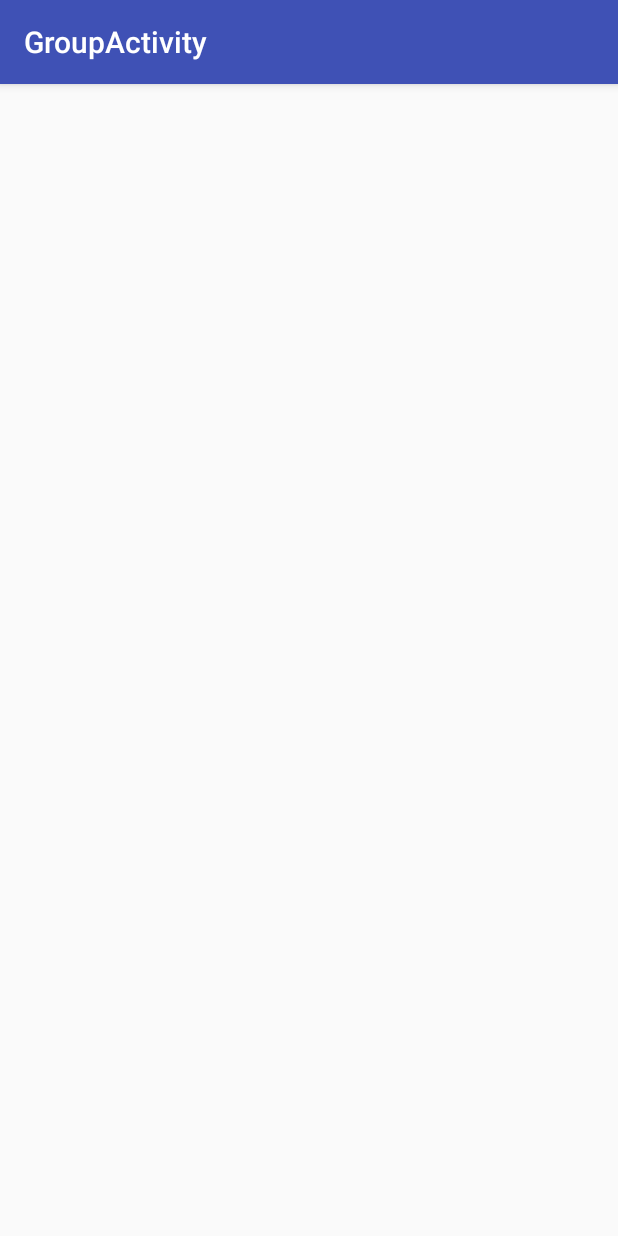
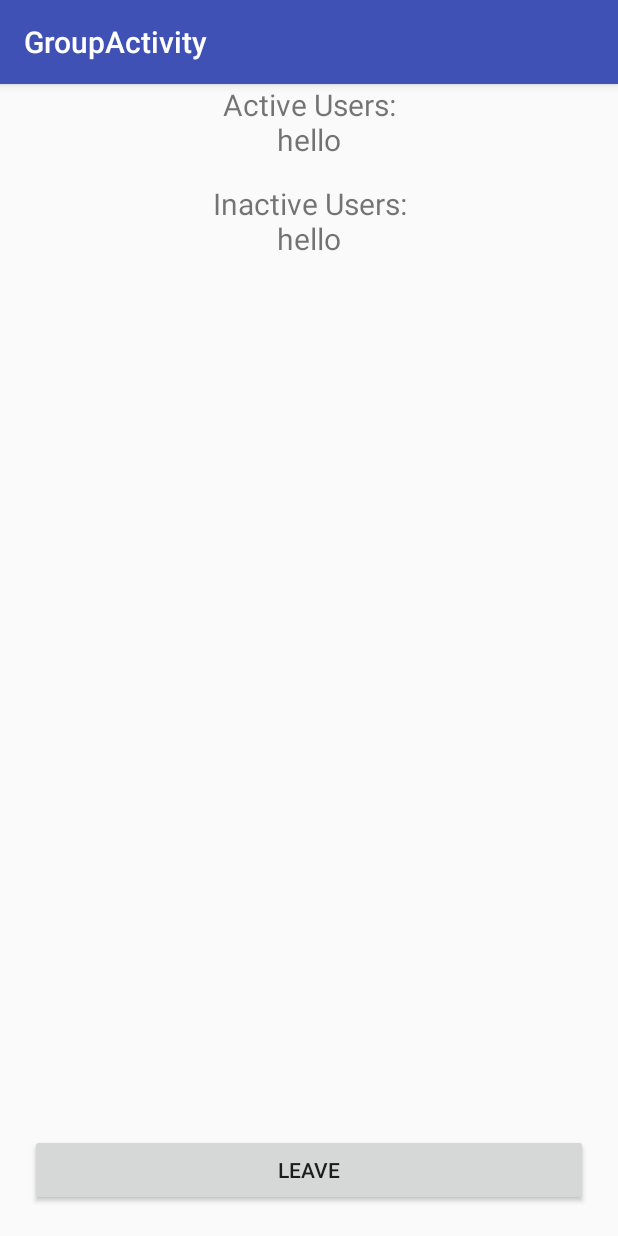
Before and after one commit to mdzirbel/FindMyGroup, an Android app: the GroupActivity screen opened directly, with no data from a screen before it, on a phone screen of 412 x 824 dp. Run offline under Robolectric (Android 15) with nearby library versions, the phone set to English and light mode, and no system bars; 1 statement that could not run was skipped.

Commit message:
Working on group pages

```diff
--- a/app/src/main/java/com/example/matth/findmygroup/GroupActivity.java
+++ b/app/src/main/java/com/example/matth/findmygroup/GroupActivity.java
@@ -4,17 +4,40 @@ import android.app.Activity;
 import android.os.Bundle;
 import android.support.v7.app.AppCompatActivity;
 import android.support.v7.widget.Toolbar;
+import android.util.Log;
 import android.view.View;
+import android.widget.TextView;
 
 public class GroupActivity extends AppCompatActivity {
+
+    Toolbar mActionBarToolbar;
+    TextView activePlayers;
+    TextView inactivePlayers;
 
     @Override
     protected void onCreate(Bundle savedInstanceState) {
         super.onCreate(savedInstanceState);
         setContentView(R.layout.activity_group);
 
-        View activity = findViewById(R.layout.activity_group);
+        activePlayers = (TextView) findViewById(R.id.activePlayers);
+        inactivePlayers = (TextView) findViewById(R.id.inactivePlayers);
+
+        try {
+            getSupportActionBar().setTitle(MainActivity.roleClicked);
+        }
+        catch (NullPointerException e) {
+            Log.d("ERROR",e+"");
+        }
+        activePlayers.setText("Active Users:\n"+getActivePlayers());
+        inactivePlayers.setText("Inactive Users:\n"+getInactivePlayers());
 
     }
 
+    String getActivePlayers() {
+        return "hello";
+    }
+    String getInactivePlayers() {
+        return "hello";
+    }
+
 }
--- a/app/src/main/java/com/example/matth/findmygroup/LoginActivity.java
+++ b/app/src/main/java/com/example/matth/findmygroup/LoginActivity.java
@@ -79,6 +79,8 @@ public class LoginActivity extends AppCompatActivity implements GoogleApiClient.
             Intent intent = new Intent(LoginActivity.this, MainActivity.class);
             startActivity(intent);
        }
+        Intent intent = new Intent(LoginActivity.this, MainActivity.class);
+        startActivity(intent);
     }
 
     private void checkPermissions() {
@@ -171,11 +173,11 @@ public class LoginActivity extends AppCompatActivity implements GoogleApiClient.
                 startActivity(intent);
             }
         } else {
-            AlertDialog.Builder builder = new AlertDialog.Builder(this);
-            builder.setTitle("SIGN-IN FAILED");
-            builder.setMessage("Unable to authenticate account.").setCancelable(false);
-            AlertDialog alertDialog = builder.create();
-            alertDialog.show();
+//            AlertDialog.Builder builder = new AlertDialog.Builder(this);
+//            builder.setTitle("SIGN-IN FAILED");
+//            builder.setMessage("Unable to authenticate account.").setCancelable(false);
+//            AlertDialog alertDialog = builder.create();
+//            alertDialog.show();
         }
     }
 }
--- a/app/src/main/res/layout/activity_group.xml
+++ b/app/src/main/res/layout/activity_group.xml
@@ -8,6 +8,39 @@
     android:orientation="vertical"
     tools:context="com.example.matth.findmygroup.GroupActivity">
 
+    <RelativeLayout
+        android:layout_width="match_parent"
+        android:layout_height="match_parent"
+        android:layout_gravity="center">
 
+        <TextView
+            android:id="@+id/activePlayers"
+            android:layout_width="match_parent"
+            android:layout_height="wrap_content"
+            android:textAlignment="center"
+            android:textSize="20sp"
+            android:text="TextView" />
+
+        <TextView
+            android:id="@+id/inactivePlayers"
+            android:layout_width="match_parent"
+            android:layout_height="wrap_content"
+            android:textAlignment="center"
+            android:layout_below="@+id/activePlayers"
+            android:layout_marginTop="15dp"
+            android:textSize="20sp"
+            android:text="TextView" />
+
+        <Button
+            android:id="@+id/button"
+            android:layout_height="wrap_content"
+            android:layout_alignParentBottom="true"
+            android:layout_width="match_parent"
+            android:layout_marginRight="20dp"
+            android:layout_marginLeft="20dp"
+            android:layout_marginBottom="20dp"
+            android:text="Leave" />
+
+    </RelativeLayout>
 
 </RelativeLayout>
```
